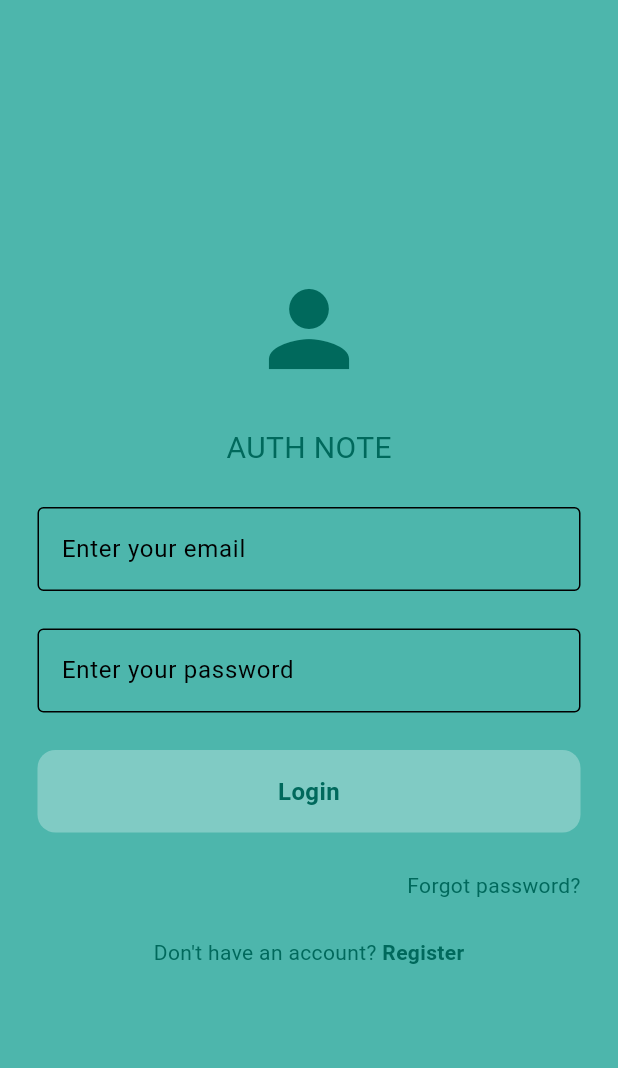
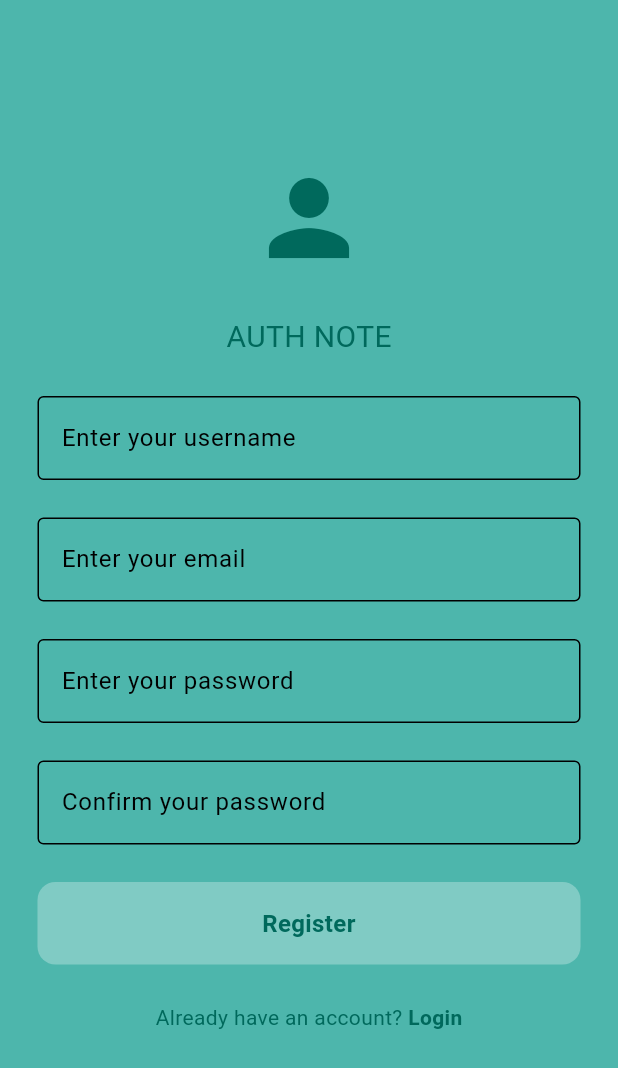
Before and after one commit to rubayet211/flutter_auth, a Flutter app: the screen it shows after launch, on a phone screen of 412 x 824 dp. Shown: the top 1068 px of the screen. Run offline on Flutter 3.47's test engine with Material 3 defaults, Android fonts, the light colour scheme and no system bars; our stand-ins replace cloud_firestore, firebase_core; accounts and stored records are empty.

Commit message:
Introduced Register Page

```diff
--- a/lib/main.dart
+++ b/lib/main.dart
@@ -1,6 +1,7 @@
 import 'package:auth_demo/firebase_options.dart';
 import 'package:auth_demo/pages/home_page.dart';
 import 'package:auth_demo/pages/login_page.dart';
+import 'package:auth_demo/pages/register_page.dart';
 import 'package:auth_demo/theme/dark_mode.dart';
 import 'package:auth_demo/theme/light_mode.dart';
 import 'package:firebase_core/firebase_core.dart';
@@ -20,7 +21,7 @@ class MyApp extends StatelessWidget {
     return MaterialApp(
       debugShowCheckedModeBanner: false,
       // home: HomePage(),
-      home: LoginPage(),
+      home: RegisterPage(),
       theme: lightMode,
       darkTheme: darkMode,
     );
--- /dev/null
+++ b/lib/pages/register_page.dart
@@ -0,0 +1,99 @@
+import 'package:auth_demo/components/my_button.dart';
+import 'package:auth_demo/components/text_field_input.dart';
+import 'package:flutter/material.dart';
+import 'package:flutter/widgets.dart';
+
+class RegisterPage extends StatelessWidget {
+  RegisterPage({super.key});
+
+  final TextEditingController _usernameController = TextEditingController();
+  final TextEditingController _emailController = TextEditingController();
+  final TextEditingController _passwordController = TextEditingController();
+  final TextEditingController _confirmPasswordController =
+      TextEditingController();
+
+  @override
+  Widget build(BuildContext context) {
+    return Scaffold(
+      backgroundColor: Theme.of(context).colorScheme.surface,
+      body: SingleChildScrollView(
+        scrollDirection: Axis.vertical,
+        child: Center(
+          child: Padding(
+            padding: const EdgeInsets.all(25),
+            child: Column(
+              mainAxisAlignment: MainAxisAlignment.center,
+              children: [
+                const SizedBox(
+                  height: 80,
+                ),
+                Icon(
+                  Icons.person,
+                  size: 80,
+                  color: Theme.of(context).colorScheme.inversePrimary,
+                ),
+                const SizedBox(
+                  height: 25,
+                ),
+                const Text(
+                  "AUTH NOTE",
+                  style: TextStyle(fontSize: 20),
+                ),
+                const SizedBox(
+                  height: 25,
+                ),
+                TextFieldInput(
+                    hintText: "Enter your username",
+                    controller: _usernameController,
+                    obscureText: false),
+                const SizedBox(
+                  height: 25,
+                ),
+                TextFieldInput(
+                    hintText: "Enter your email",
+                    controller: _emailController,
+                    obscureText: false),
+                const SizedBox(
+                  height: 25,
+                ),
+                TextFieldInput(
+                    hintText: "Enter your password",
+                    controller: _passwordController,
+                    obscureText: true),
+                const SizedBox(
+                  height: 25,
+                ),
+                TextFieldInput(
+                    hintText: "Confirm your password",
+                    controller: _confirmPasswordController,
+                    obscureText: true),
+                const SizedBox(
+                  height: 25,
+                ),
+                MyButton(text: "Register", onTap: () {}),
+                const SizedBox(
+                  height: 25,
+                ),
+                Row(
+                  mainAxisAlignment: MainAxisAlignment.center,
+                  children: [
+                    const Text("Already have an account? "),
+                    GestureDetector(
+                      onTap: () {},
+                      child: const Text(
+                        "Login",
+                        style: TextStyle(
+                          fontWeight: FontWeight.bold,
+                        ),
+                      ),
+                    ),
+                  ],
+                ),
+              ],
+            ),
+          ),
+        ),
+      ),
+    );
+  }
+}
```
